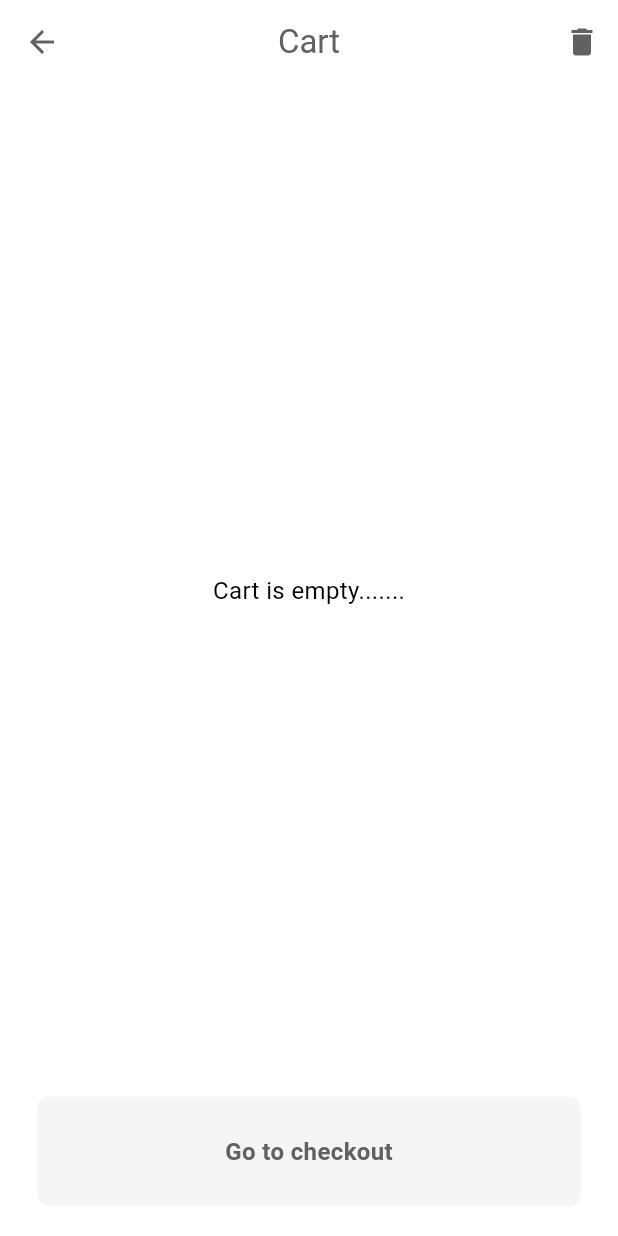
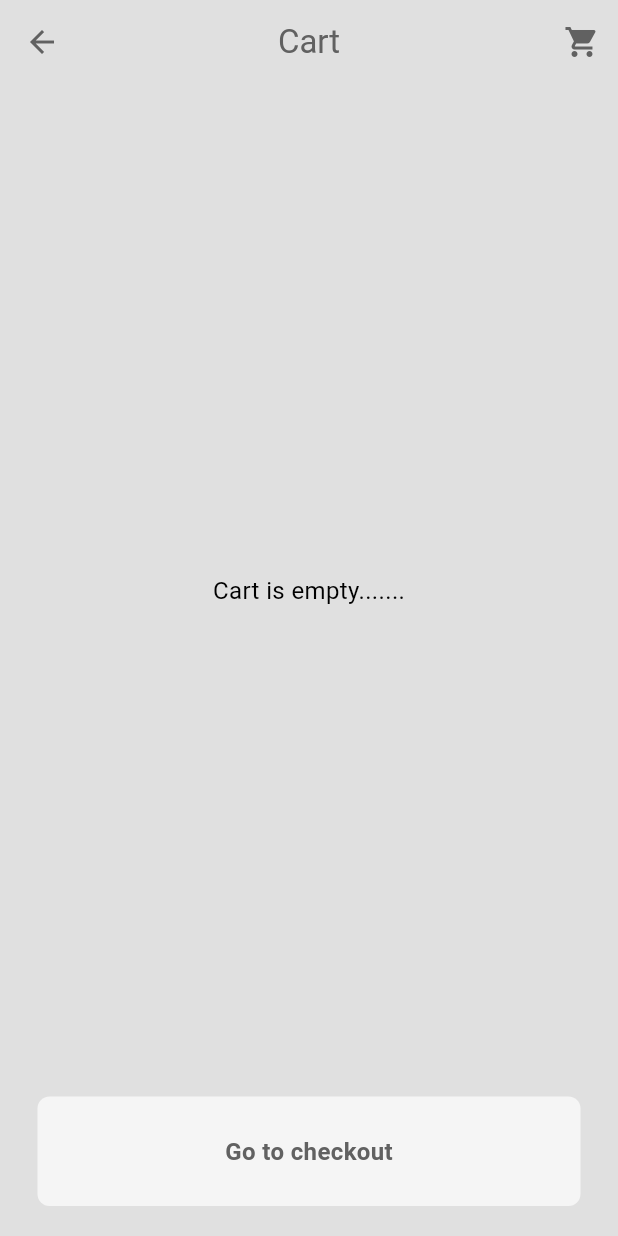
Before and after one commit to ShahwaizZahid/TOTO, a Flutter app: the HomePage screen opened directly, scrolled down 340 dp, after a tap on "6901 Hollywood Blv", after a tap on the "shopping cart" icon, on a phone screen of 412 x 824 dp. Run offline on Flutter 3.47's test engine with Material 3 defaults, Android fonts, the light colour scheme and no system bars; our stand-ins replace flutter_credit_card.

Commit message:
refactor: dark theme code

```diff
--- a/client/lib/components/my_current_loaction.dart
+++ b/client/lib/components/my_current_loaction.dart
@@ -7,7 +7,9 @@ class MyCurrentLoaction extends StatelessWidget {
     showDialog(
         context: context,
         builder: (context) => AlertDialog(
-              title: Text("Your Loaction"),
+              title: Text("Your Loaction" , style: TextStyle(
+                color: Theme.of(context).colorScheme.primary,
+              )),
               content: TextField(
                 decoration: InputDecoration(hintText: "search address"),
               ),
@@ -37,7 +39,10 @@ class MyCurrentLoaction extends StatelessWidget {
             onTap: () => openLoactionBox(context),
             child: Row(
               children: [
-                Text('6901 Hollywood Blv'),
+                Text('6901 Hollywood Blv',
+                style: TextStyle(
+                  color: Theme.of(context).colorScheme.inversePrimary,
+                ),),
                 Icon(Icons.keyboard_arrow_down_rounded),
               ],
             ),
--- a/client/lib/components/my_description_box.dart
+++ b/client/lib/components/my_description_box.dart
@@ -12,7 +12,7 @@ class MyDescriptionBox extends StatelessWidget {
         TextStyle(color: Theme.of(context).colorScheme.primary);
     return Container(
       decoration: BoxDecoration(
-        borderRadius: BorderRadius.circular(8),
+          borderRadius: BorderRadius.circular(8),
           border: Border.all(color: Theme.of(context).colorScheme.secondary)),
       padding: const EdgeInsets.all(25),
       margin: const EdgeInsets.only(bottom: 25, left: 25, right: 25),
--- a/client/lib/components/my_tab_bar.dart
+++ b/client/lib/components/my_tab_bar.dart
@@ -5,19 +5,21 @@ class MyTabBar extends StatelessWidget {
   final TabController tabController;
   const MyTabBar({super.key, required this.tabController});
 
-  List<Tab> _buildCategoryTabs (){
-return FoodCategory.values.map((category){
-  return Tab(
-    text: category.toString().split('.').last,
-  );
-}).toList();
+  List<Tab> _buildCategoryTabs() {
+    return FoodCategory.values.map((category) {
+      return Tab(
+        text: category.toString().split('.').last,
+      );
+    }).toList();
   }
 
   @override
   Widget build(BuildContext context) {
     return Container(
-      child: TabBar(controller: tabController,
-      tabs: _buildCategoryTabs(),
+      child: TabBar(
+        unselectedLabelColor: Theme.of(context).colorScheme.inversePrimary,
+        controller: tabController,
+        tabs: _buildCategoryTabs(),
         indicatorColor: Theme.of(context).colorScheme.inversePrimary,
       ),
     );
--- a/client/lib/pages/cart_page.dart
+++ b/client/lib/pages/cart_page.dart
@@ -14,8 +14,10 @@ class CartPage extends StatelessWidget {
       builder: (context, retanurant, child) {
         final userCart = retanurant.cart;
         return Scaffold(
+          backgroundColor: Theme.of(context).colorScheme.background,
           appBar: AppBar(
-            title: Text('Cart'),
+            title: Text('Cart', style: TextStyle(
+            ),),
             centerTitle: true,
             backgroundColor: Colors.transparent,
             foregroundColor: Theme.of(context).colorScheme.inversePrimary,
@@ -42,7 +44,7 @@ class CartPage extends StatelessWidget {
                               ],
                             ));
                   },
-                  icon: Icon(Icons.delete))
+                  icon: Icon( userCart.isEmpty ?Icons.shopping_cart :Icons.delete))
             ],
           ),
           body: Column(
--- a/client/lib/pages/home_page.dart
+++ b/client/lib/pages/home_page.dart
@@ -43,13 +43,14 @@ class _HomePageState extends State<HomePage>
       List<Food> categoryMenu = _filterMenuByCategory(category, fullMenu);
       return ListView.builder(
         itemCount: categoryMenu.length,
-        physics: NeverScrollableScrollPhysics(),
+        physics: const NeverScrollableScrollPhysics(),
         padding: EdgeInsets.zero,
         itemBuilder: (context, index) {
           final food = categoryMenu[index];
           return MyFoodTile(
             food: food,
-            onTap: ()=> Navigator.push(context, MaterialPageRoute(builder: (context)=> FoodPage(food: food))),
+            onTap: () => Navigator.push(context,
+                MaterialPageRoute(builder: (context) => FoodPage(food: food))),
           );
         },
       );
@@ -69,11 +70,13 @@ class _HomePageState extends State<HomePage>
                     mainAxisAlignment: MainAxisAlignment.end,
                     children: [
                       Divider(
+
                           indent: 25,
                           endIndent: 25,
-                          color: Theme.of(context).colorScheme.secondary),
-                      MyCurrentLoaction(),
-                      MyDescriptionBox()
+                          color: Theme.of(context).colorScheme.secondary
+                      ),
+                      const MyCurrentLoaction(),
+                      const MyDescriptionBox()
                     ],
                   ),
                 ),
--- a/client/lib/pages/payment_page.dart
+++ b/client/lib/pages/payment_page.dart
@@ -58,7 +58,6 @@ class _PaymentPageState extends State<PaymentPage> {
   @override
   Widget build(BuildContext context) {
     return Scaffold(
-      backgroundColor: Theme.of(context).colorScheme.background,
       appBar: AppBar(
         centerTitle: true,
         backgroundColor: Colors.transparent,
@@ -87,12 +86,11 @@ class _PaymentPageState extends State<PaymentPage> {
               cvvCode = data.cvvCode;
             },
             formKey: formKey,
+
           ),
           const Spacer(),
           MyButton(onTap: () => userTappedPay(), text: 'Pay Now'),
-          SizedBox(
-            height: 25,
-          )
+          const SizedBox(height: 25)
         ],
       ),
     );
```
Also changed, not shown: client/lib/components/my_cart_tile.dart (+9 -1 lines), client/lib/components/my_quantity_selector.dart (+10 -1 lines), client/lib/pages/deliver_progess_page.dart (+15 -3 lines).
